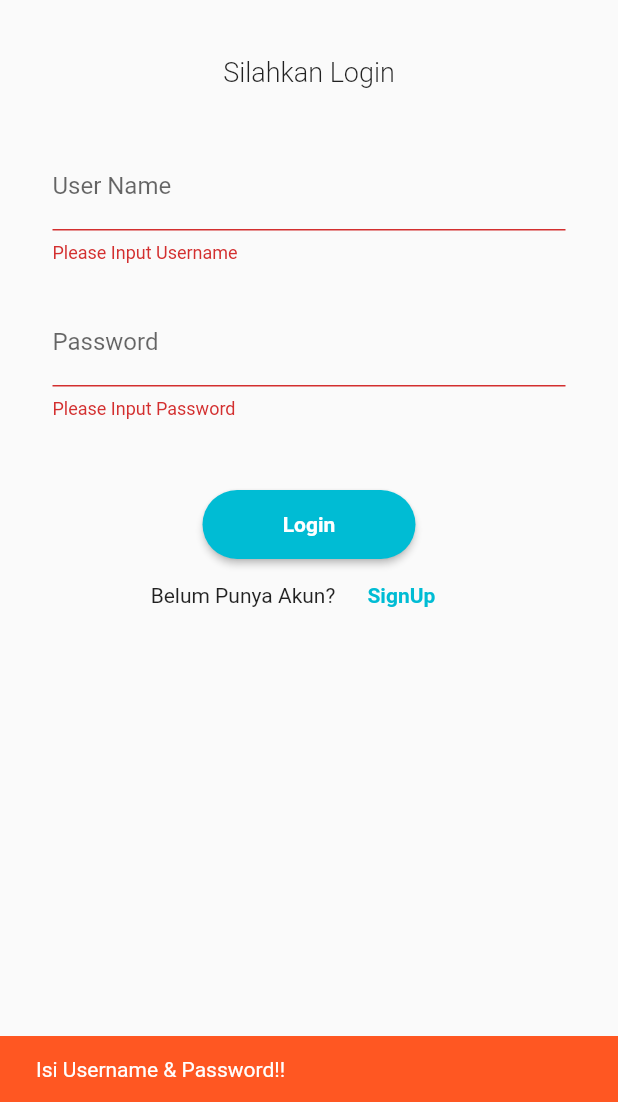
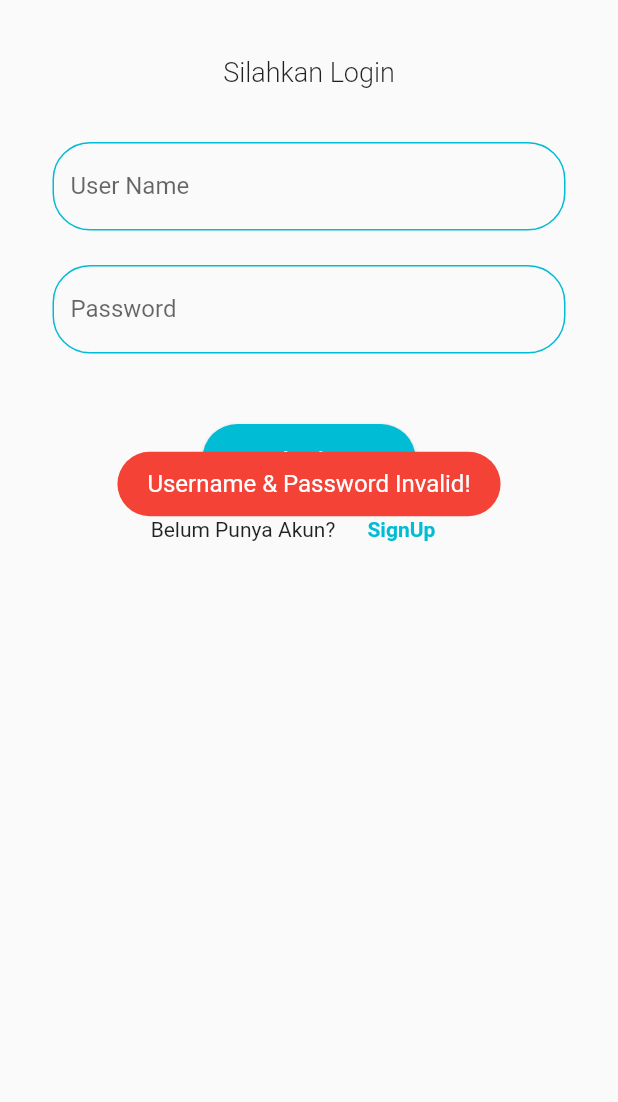
Before and after one commit to muhazam/udacoding_flutter, a Flutter app: the screen it shows after launch, after a tap on "Login", on a phone screen of 412 x 824 dp, the part 134-1236 px from its top. Run offline on Flutter 3.47's test engine with Material 2 defaults, Android fonts, the phone set to English and light mode, and no system bars; our stand-ins replace fluttertoast, shared_preferences.

Commit message:
update Session Login (library SharedPreferences)

```diff
--- a/task_week2/lib/main.dart
+++ b/task_week2/lib/main.dart
@@ -1,22 +1,16 @@
 import 'package:flutter/material.dart';
+import 'package:shared_preferences/shared_preferences.dart';
 import 'package:task_week2/screen/LoginScreen.dart';
+import 'package:task_week2/screen/homePage.dart';
 
-void main() {
-  runApp(MyApp());
+void main() async {
+  WidgetsFlutterBinding.ensureInitialized();
+  SharedPreferences preferences = await SharedPreferences.getInstance();
+  var username = preferences.getString('username');
+  runApp(
+    MaterialApp(
+      debugShowCheckedModeBanner: false,
+      home: username == null ? LoginScreen() : HomePage(),
+    ),
+  );
 }
-
-class MyApp extends StatelessWidget {
-  // This widget is the root of your application.
-  @override
-  Widget build(BuildContext context) {
-    return MaterialApp(
-      title: 'Flutter Demo',
-      theme: ThemeData(
-        primarySwatch: Colors.blue,
-        visualDensity: VisualDensity.adaptivePlatformDensity,
-      ),
-      debugShowCheckedModeBanner: false,
-      home: LoginScreen(),
-    );
-  }
-}
--- a/task_week2/lib/screen/LoginScreen.dart
+++ b/task_week2/lib/screen/LoginScreen.dart
@@ -1,4 +1,6 @@
 import 'package:flutter/material.dart';
+import 'package:fluttertoast/fluttertoast.dart';
+import 'package:shared_preferences/shared_preferences.dart';
 import 'package:task_week2/screen/homePage.dart';
 import 'package:task_week2/screen/registerScreen.dart';
 
@@ -8,21 +10,54 @@ class LoginScreen extends StatefulWidget {
 }
 
 class _LoginScreenState extends State<LoginScreen> {
-  TextEditingController userNameController = TextEditingController();
+  TextEditingController usernameController = TextEditingController();
   TextEditingController passwordController = TextEditingController();
-  String username;
-  String password;
 
-  final _key = GlobalKey<FormState>();
-  final GlobalKey<ScaffoldState> scaffoldKey = GlobalKey<ScaffoldState>();
+  String username = "admin";
+  String password = "admin";
+
+  Future checkLogin() async {
+    if (usernameController.text == username &&
+        passwordController.text == password) {
+      SharedPreferences preferences = await SharedPreferences.getInstance();
+      preferences.setString(
+        'username',
+        usernameController.text,
+      ); // --> untuk menyimpan session login dengan library SharedPreferences
+
+      Navigator.push(
+        context,
+        MaterialPageRoute(
+          builder: (context) => HomePage(
+            username: username,
+            password: password,
+          ),
+        ),
+      );
+      Fluttertoast.showToast(
+          msg: "Login Successful",
+          toastLength: Toast.LENGTH_SHORT,
+          gravity: ToastGravity.BOTTOM,
+          timeInSecForIosWeb: 1,
+          backgroundColor: Colors.green,
+          textColor: Colors.white,
+          fontSize: 16.0);
+    } else {
+      Fluttertoast.showToast(
+          msg: "Username & Password Invalid!",
+          toastLength: Toast.LENGTH_SHORT,
+          gravity: ToastGravity.CENTER,
+          timeInSecForIosWeb: 1,
+          backgroundColor: Colors.red,
+          textColor: Colors.white,
+          fontSize: 16.0);
+    }
+  }
 
   @override
   Widget build(BuildContext context) {
     return Scaffold(
-      key: scaffoldKey,
-      body: Form(
-        key: _key,
-        child: Padding(
+      body: Padding(
         padding: EdgeInsets.all(0),
         child: ListView(
           children: [
@@ -56,18 +91,8 @@ class _LoginScreenState extends State<LoginScreen> {
               padding: EdgeInsets.fromLTRB(35, 18, 35, 18),
               child: Theme(
                 data: Theme.of(context).copyWith(primaryColor: Colors.cyan),
-                  child: TextFormField(
-                    validator: (value) {
-                      if (value.isEmpty) {
-                        return 'Please Input Username';
-                      }
-                      return null;
-                    },
-                    onSaved: (String value) {
-                      username = value;
-                    },
-                    key: Key('username'),
-                    controller: userNameController,
+                child: TextField(
+                  controller: usernameController,
                   decoration: InputDecoration(
                     enabledBorder: OutlineInputBorder(
                         borderRadius: BorderRadius.circular(25.0),
@@ -83,17 +108,7 @@ class _LoginScreenState extends State<LoginScreen> {
                 data: Theme.of(context).copyWith(
                     primaryColor:
                         Colors.cyan), // --> atur primary color menjadi cyan
-                  child: TextFormField(
-                    validator: (value) {
-                      if (value.isEmpty) {
-                        return 'Please Input Password';
-                      }
-                      return null;
-                    },
-                    onSaved: (String value) {
-                      password = value;
-                    },
-                    key: Key('password'),
+                child: TextField(
                   obscureText: true,
                   controller: passwordController,
                   decoration: InputDecoration(
@@ -114,68 +129,15 @@ class _LoginScreenState extends State<LoginScreen> {
             Container(
               height: 53,
               padding: EdgeInsets.fromLTRB(135, 7, 135, 0),
-                child: MaterialButton(
+              child: RaisedButton(
                 color: Colors.cyan,
                 shape: RoundedRectangleBorder(
                   borderRadius: BorderRadius.circular(23.0),
                 ),
                 onPressed: () {
-                    username = userNameController.text;
-                    password = passwordController.text;
-
-                    if (_key.currentState.validate()) {
-                      _key.currentState.save();
-                      print(username);
-                      print(password);
-                      if (username == 'admin') {
-                        if (password == 'admin') {
-                          SnackBar snackBar = SnackBar(
-                            content: Text(
-                              'Login Berhasil',
-                              style: TextStyle(color: Colors.white),
-                            ),
-                            backgroundColor: Colors.green,
-                          );
-                          scaffoldKey.currentState.showSnackBar(snackBar);
-                          Navigator.push(
-                            context,
-                            MaterialPageRoute(
-                              builder: (context) => HomePage(
-                                username: username,
-                                password: password,
-                              ),
-                            ),
-                          );
-                        } else if (password != 'admin') {
-                          SnackBar snackBar = SnackBar(
-                            content: Text(
-                              'invalid password',
-                              style: TextStyle(color: Colors.white),
-                            ),
-                            backgroundColor: Colors.deepOrange,
-                          );
-                          scaffoldKey.currentState.showSnackBar(snackBar);
-                        }
-                      } else if (username != 'admin') {
-                        SnackBar snackBar = SnackBar(
-                          content: Text(
-                            'invalid username',
-                            style: TextStyle(color: Colors.white),
-                          ),
-                          backgroundColor: Colors.deepOrange,
-                        );
-                        scaffoldKey.currentState.showSnackBar(snackBar);
-                      }
-                    } else {
-                      SnackBar snackBar = SnackBar(
-                        content: Text(
-                          'Isi Username & Password!!',
-                          style: TextStyle(color: Colors.white),
-                        ),
-                        backgroundColor: Colors.deepOrange,
-                      );
-                      scaffoldKey.currentState.showSnackBar(snackBar);
-                    }
+                  checkLogin();
+                  // print(usernameController.text);
+                  // print(passwordController.text);
                 },
                 textColor: Colors.cyan,
                 child: Text(
@@ -211,7 +173,6 @@ class _LoginScreenState extends State<LoginScreen> {
           ],
         ),
       ),
-      ),
     );
   }
 }
--- a/task_week2/pubspec.yaml
+++ b/task_week2/pubspec.yaml
@@ -21,6 +21,8 @@ environment:
   sdk: ">=2.7.0 <3.0.0"
 
 dependencies:
+  shared_preferences: ^0.5.10
+  fluttertoast: ^7.1.1
   flutter:
     sdk: flutter
 
```
Also changed, not shown: task_week2/lib/screen/homePage.dart (+61 -22 lines), 1 other file. Lines whose indentation alone changed are shown as unchanged.
